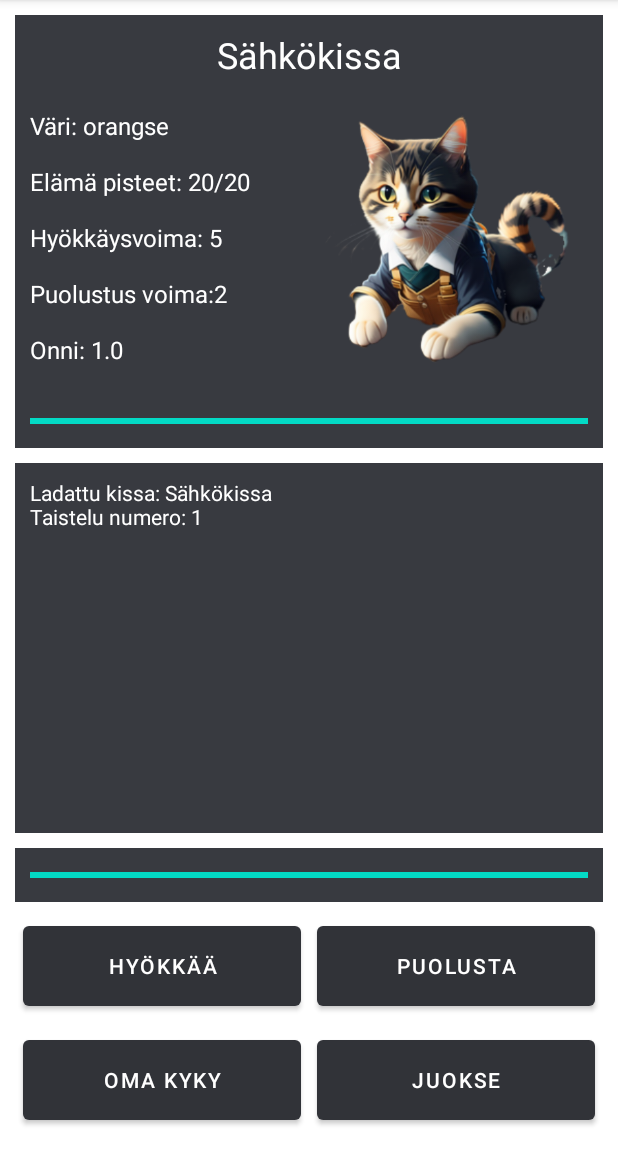
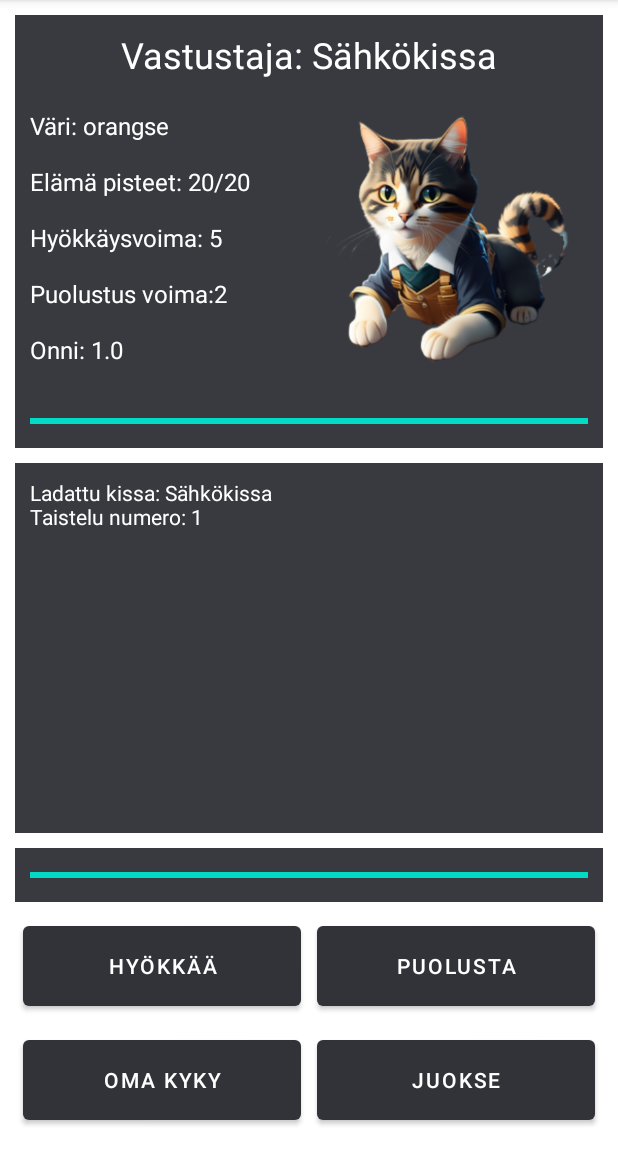
Before and after one commit to JaakkoLipp/Ammattikissat, an Android app: the fragment Battlescreen shown on its own in the app's theme, on a phone screen of 412 x 824 dp, the part 84-1236 px from its top. Run offline under Robolectric (Android 15) with nearby library versions, the phone set to English and light mode, and no system bars.

Commit message:
fixed bugs in battle

```diff
--- a/app/src/main/java/com/kolmenHengenTyhma/ammattikissat/computerOpponent.java
+++ b/app/src/main/java/com/kolmenHengenTyhma/ammattikissat/computerOpponent.java
@@ -57,17 +57,17 @@ public class computerOpponent {
             int defencePowerIncrease = ((PipeMan) cat).getDefencePowerIncrease();
             int defencePower = cat.getDefencePower();
             int attackPower = cat.getAttackPower();
-            return ("Vastustaja käytti oman kyvyn. Vastustaja sai " + defencePowerIncrease + "pistettä puollustusta lisää. (Ennen " + (defencePower-defencePowerIncrease) + ", nyt)" + defencePower + ". Vastustaja menetti " + attackPowerDecrease + " verran hyökkäys voimaa. (Ennen " + attackPower+attackPowerDecrease + ", nyt " + attackPower + ").");
+            return ("Vastustaja käytti oman kyvyn. Vastustaja sai " + defencePowerIncrease + " pistettä puollustusta lisää. (Ennen " + (defencePower-defencePowerIncrease) + ", nyt " + defencePower + "). Vastustaja menetti " + attackPowerDecrease + " verran hyökkäys voimaa. (Ennen " + (attackPower+attackPowerDecrease) + ", nyt " + attackPower + ").");
         } else if (cat instanceof CarMan){
             double catLuck = cat.getLuck();
             int abilityDurationIncrease = ((CarMan) cat).getAbilityDurationIncrease();
             double luckIncrease = ((CarMan) cat).getLuckIncrease();
-            return ("Vastustaja käytti oman kyvyn. Hänen tuuri on noussut arvoon" + catLuck + "(Ennen " + (catLuck-luckIncrease) + "). Tämä kestää " + abilityDurationIncrease + " vuoroa.");
+            return ("Vastustaja käytti oman kyvyn. Hänen tuuri on noussut arvoon " + catLuck + " (Ennen " + (catLuck-luckIncrease) + "). Tämä kestää " + abilityDurationIncrease + " vuoroa.");
         } else if (cat instanceof LogisticsMan){
             int abilityDurationTime = ((LogisticsMan) cat).getAbilityDurationTime();
             int abilityPowerIncrease = ((LogisticsMan) cat).getAbilityPowerIncrease();
             int catAttackPower = cat.getAttackPower();
-            return ("Vastustaja käytti oman kyvyn. " + abilityDurationTime + " vuoron ajaksi vastustajan hyökkäysvoima on " + catAttackPower + ".korkeampi (Hyökkäysvoima ennen: " + (catAttackPower-abilityPowerIncrease) + ")(Abilityn pituue ei voi kasvaa yli kahden useammalla käytöllä.)");
+            return ("Vastustaja käytti oman kyvyn. " + abilityDurationTime + " vuoron ajaksi vastustajan hyökkäysvoima on " + catAttackPower + " korkeampi (Hyökkäysvoima ennen: " + (catAttackPower-abilityPowerIncrease) + ")(Abilityn pituus ei voi kasvaa yli kahden useammalla käytöllä.)");
         } else if (cat instanceof RaksaMan){
             int currentHP = cat.getCurrHP();
             int healtBeforeheal = ((RaksaMan) cat).getHpBeforeHeal();
--- a/app/src/main/java/com/kolmenHengenTyhma/ammattikissat/fragments/Battlescreen.java
+++ b/app/src/main/java/com/kolmenHengenTyhma/ammattikissat/fragments/Battlescreen.java
@@ -108,7 +108,7 @@ public class Battlescreen extends Fragment {
             tvBattleLog.append("Taistelu numero: " + professionalSchool.getBattleNumber() + "\n");
             currentBattle = new Battle(playerCat);
             pbOpponentHealth.setProgress(currentBattle.getOpponentCatHpInPercentage());
-            tvOpponentName.setText(currentBattle.getOpponentCatName());
+            tvOpponentName.setText("Vastustaja: " + currentBattle.getOpponentCatName());
             tvOpponentStats.setText(currentBattle.getOpponentStats());
             ivOpponentImage.setImageResource(currentBattle.getOpponentCatPicID());
             preBattleAttack = playerCat.getAttackPower();
```
